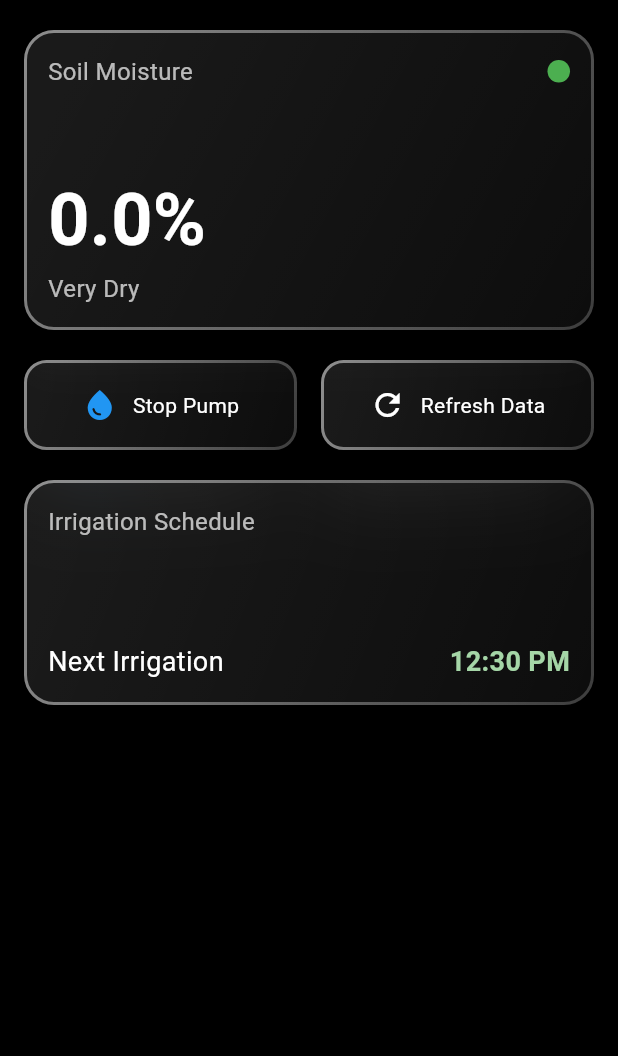
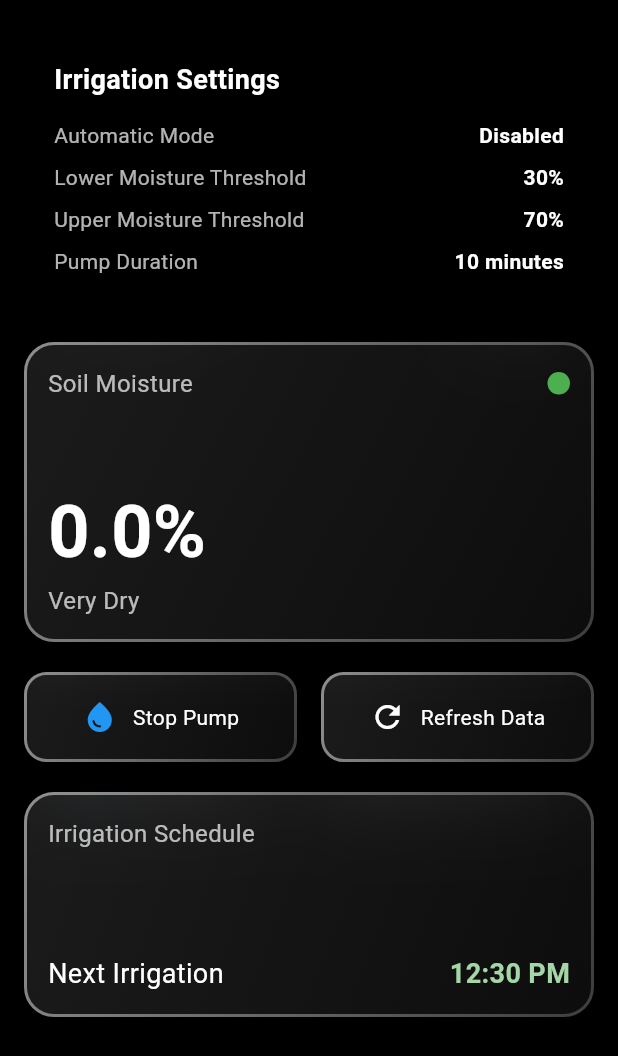
Before and after one commit to Kevin5621/iot_smart_irigation, a Flutter app: the screen it shows after launch, scrolled down 56 dp, after a tap on "Control Pump", on a phone screen of 412 x 824 dp. Shown: the top 1056 px of the screen. Run offline on Flutter 3.47's test engine with Material 3 defaults, Android fonts, the phone set to English and light mode, and no system bars; drawn by our look-alikes of glassmorphism; our stand-ins replace shared_preferences; missing offline and left inert: mqtt_client.

Commit message:
add - irrigation auto setting

```diff
--- a/mobile_app/lib/presentation/home/home.dart
+++ b/mobile_app/lib/presentation/home/home.dart
@@ -6,6 +6,8 @@ import 'package:smart_irigation/presentation/home/widgets/control_section.dart';
 import 'package:smart_irigation/presentation/home/widgets/moisture_sensor_card.dart';
 import 'package:smart_irigation/presentation/home/widgets/schedule_card.dart';
 import 'package:smart_irigation/service/iot_service.dart';
+import 'package:smart_irigation/service/irrigation_settings.dart';
+import 'package:smart_irigation/service/setting_service.dart';
 
 class HomePage extends StatefulWidget {
   const HomePage({super.key});
@@ -15,26 +17,62 @@ class HomePage extends StatefulWidget {
 }
 
 class _HomePageState extends State<HomePage> {
+  // Inisialisasi service-service yang dibutuhkan
   final IoTService _iotService = IoTService();
+  final IrrigationSettingsService _settingsService = IrrigationSettingsService();
+
   double _moistureLevel = 0.0;
+  late IrrigationSettings _irrigationSettings;
 
   @override
   void initState() {
     super.initState();
+
+    // Koneksi IoT service
     _iotService.connect();
+
+    // Muat pengaturan awal
+    _loadInitialSettings();
 
     // Listen to moisture level stream
     _iotService.moistureLevelStream.listen((level) {
       setState(() {
         _moistureLevel = level;
+
+        // Cek apakah perlu menyalakan pompa berdasarkan pengaturan
+        _checkAndControlPump(level);
       });
     });
 
     // Listen to pump status stream
     _iotService.pumpStatusStream.listen((status) {
       setState(() {
+        // Jika perlu update UI berdasarkan status pompa
       });
     });
+  }
+
+  Future<void> _loadInitialSettings() async {
+    final settings = await _settingsService.getSettings();
+    setState(() {
+      _irrigationSettings = settings;
+    });
+  }
+
+  void _checkAndControlPump(double currentMoistureLevel) {
+    // Logika otomatis menyalakan pompa
+    if (_irrigationSettings.automaticMode) {
+      if (currentMoistureLevel < _irrigationSettings.lowerThreshold) {
+        // Nyalakan pompa
+        _iotService.controlPump(
+          isOn: true,
+          duration: _irrigationSettings.pumpDuration
+        );
+      } else if (currentMoistureLevel > _irrigationSettings.upperThreshold) {
+        // Matikan pompa
+        _iotService.controlPump(isOn: false);
+      }
+    }
   }
 
   @override
@@ -55,11 +93,11 @@ class _HomePageState extends State<HomePage> {
         body: _HomePageBody(
           moistureLevel: _moistureLevel,
           iotService: _iotService,
+          settingsService: _settingsService,
         ),
       ),
     );
   }
-
 
   SliverAppBar _buildCustomAppBar(BuildContext context) {
     return SliverAppBar(
@@ -68,7 +106,7 @@ class _HomePageState extends State<HomePage> {
       backgroundColor: Colors.transparent,
       leading: IconButton(
         icon: const Icon(Icons.menu, color: Colors.white),
-        onPressed: () => _openScheduledWateringPage(context), // Updated method
+        onPressed: () => _openScheduledWateringPage(context),
       ),
       title: const Text(
         'Smart Irrigation',
@@ -94,7 +132,6 @@ class _HomePageState extends State<HomePage> {
           settings: PumpSettings(),
           onSettingsUpdated: (updatedSettings) {
             // Handle settings update if needed
-            // You might want to save these settings or update app state
           },
         ),
       ),
@@ -106,19 +143,45 @@ class _HomePageState extends State<HomePage> {
       context: context,
       isScrollControlled: true,
       backgroundColor: Colors.transparent,
-      builder: (context) => const SettingsBottomSheet(),
-    );
+      builder: (context) => SettingsBottomSheet(
+        settingsService: _settingsService
+      ),
+    ).then((_) {
+      _loadInitialSettings();
+    });
   }
 }
 
-class _HomePageBody extends StatelessWidget {
+class _HomePageBody extends StatefulWidget {
   final double moistureLevel;
   final IoTService iotService;
+  final IrrigationSettingsService settingsService;
 
   const _HomePageBody({
     required this.moistureLevel,
-    required this.iotService
+    required this.iotService,
+    required this.settingsService,
   });
+
+  @override
+  __HomePageBodyState createState() => __HomePageBodyState();
+}
+
+class __HomePageBodyState extends State<_HomePageBody> {
+  late IrrigationSettings _settings;
+
+  @override
+  void initState() {
+    super.initState();
+    _loadSettings();
+  }
+
+  Future<void> _loadSettings() async {
+    final settings = await widget.settingsService.getSettings();
+    setState(() {
+      _settings = settings;
+    });
+  }
 
   @override
   Widget build(BuildContext context) {
@@ -139,9 +202,47 @@ class _HomePageBody extends StatelessWidget {
           child: Column(
             crossAxisAlignment: CrossAxisAlignment.stretch,
             children: [
-              MoistureSensorCard(moistureLevel: moistureLevel),
+              // Kartu Informasi Pengaturan Irigasi
+              Card(
+                color: Colors.black54,
+                child: Padding(
+                  padding: const EdgeInsets.all(16.0),
+                  child: Column(
+                    crossAxisAlignment: CrossAxisAlignment.start,
+                    children: [
+                      Text(
+                        'Irrigation Settings',
+                        style: TextStyle(
+                          color: Colors.white,
+                          fontSize: 18,
+                          fontWeight: FontWeight.bold,
+                        ),
+                      ),
+                      SizedBox(height: 10),
+                      _buildSettingInfo(
+                        'Automatic Mode',
+                        _settings.automaticMode ? 'Enabled' : 'Disabled'
+                      ),
+                      _buildSettingInfo(
+                        'Lower Moisture Threshold',
+                        '${_settings.lowerThreshold.round()}%'
+                      ),
+                      _buildSettingInfo(
+                        'Upper Moisture Threshold',
+                        '${_settings.upperThreshold.round()}%'
+                      ),
+                      _buildSettingInfo(
+                        'Pump Duration',
+                        '${_settings.pumpDuration.round()} minutes'
+                      ),
+                    ],
+                  ),
+                ),
+              ),
               const SizedBox(height: 20),
-              BuildControlSection(iotService: iotService),
+              MoistureSensorCard(moistureLevel: widget.moistureLevel),
+              const SizedBox(height: 20),
+              BuildControlSection(iotService: widget.iotService),
               const SizedBox(height: 20),
               const ScheduleCard(),
             ],
@@ -150,4 +251,23 @@ class _HomePageBody extends StatelessWidget {
       ),
     );
   }
+
+  Widget _buildSettingInfo(String label, String value) {
+    return Padding(
+      padding: const EdgeInsets.symmetric(vertical: 4.0),
+      child: Row(
+        mainAxisAlignment: MainAxisAlignment.spaceBetween,
+        children: [
+          Text(
+            label,
+            style: TextStyle(color: Colors.white70),
+          ),
+          Text(
+            value,
+            style: TextStyle(color: Colors.white, fontWeight: FontWeight.bold),
+          ),
+        ],
+      ),
+    );
+  }
 }
--- a/mobile_app/lib/presentation/home/widgets/control_section.dart
+++ b/mobile_app/lib/presentation/home/widgets/control_section.dart
@@ -29,7 +29,7 @@ class _BuildControlSectionState extends State<BuildControlSection> {
               setState(() {
                 _isPumpOn = !_isPumpOn;
               });
-              widget.iotService.controlPump(_isPumpOn);
+              widget.iotService.controlPump(isOn: _isPumpOn);
               HapticFeedback.lightImpact();
             },
             child: Row(
--- a/mobile_app/lib/service/iot_service.dart
+++ b/mobile_app/lib/service/iot_service.dart
@@ -7,21 +7,31 @@ import 'dart:convert';
 class IoTService {
   final String _broker = 'broker.hivemq.com';
   final String _clientId = 'smart_irrigation_app';
-  late MqttServerClient _client;
+  late MqttClient _client;
 
   // Streams untuk menangani data dari sensor dan status pompa
   final _moistureLevelController = StreamController<double>.broadcast();
   final _pumpStatusController = StreamController<bool>.broadcast();
+  final _settingsController = StreamController<Map<String, dynamic>>.broadcast();
 
   Stream<double> get moistureLevelStream => _moistureLevelController.stream;
   Stream<bool> get pumpStatusStream => _pumpStatusController.stream;
+  Stream<Map<String, dynamic>> get settingsStream => _settingsController.stream;
+
+  // Default settings
+  Map<String, dynamic> _currentSettings = {
+    'automaticMode': true,
+    'lowerThreshold': 30.0,
+    'upperThreshold': 70.0,
+    'pumpDuration': 60.0
+  };
 
   IoTService() {
     _initializeMQTTClient();
   }
 
   void _initializeMQTTClient() {
-    _client = MqttServerClient(_broker, _clientId);
+    _client = MqttClient(_broker, _clientId);
     _client.logging(on: true);
     _client.keepAlivePeriod = 60;
     _client.onConnected = _onConnected;
@@ -40,14 +50,13 @@ class IoTService {
     try {
       await _client.connect();
 
-      // Subscribe ke topik moisture dan pump status
+      // Subscribe ke topik moisture, pump status, dan settings
       _client.subscribe('smart_irrigation/moisture', MqttQos.atMostOnce);
       _client.subscribe('smart_irrigation/pump_status', MqttQos.atMostOnce);
 
       _client.updates?.listen((List<MqttReceivedMessage> c) {
         final MqttPublishMessage message = c[0].payload as MqttPublishMessage;
 
-        // Decode payload dengan cara yang benar
         final String payload =
             const Utf8Decoder().convert(message.payload.message.toList());
 
@@ -66,9 +75,16 @@ class IoTService {
     }
   }
 
-  void controlPump(bool turnOn) {
+  void controlPump({required bool isOn, double? duration}) {
     final builder = MqttClientPayloadBuilder();
-    builder.addString(turnOn ? 'ON' : 'OFF');
+
+    final pumpControlMessage = {
+      'status': isOn ? 'ON' : 'OFF',
+      'duration': duration ?? 0.0
+    };
+
+    builder.addString(jsonEncode(pumpControlMessage));
+
     _client.publishMessage(
       'smart_irrigation/pump_control',
       MqttQos.atLeastOnce,
@@ -76,14 +92,34 @@ class IoTService {
     );
   }
 
-  void updatePumpSettings(Map<String, dynamic> settings) {
+  void updatePumpSettings({
+    bool? automaticMode,
+    double? lowerThreshold,
+    double? upperThreshold,
+    double? pumpDuration
+  }) {
+    // Update local settings
+    if (automaticMode != null) _currentSettings['automaticMode'] = automaticMode;
+    if (lowerThreshold != null) _currentSettings['lowerThreshold'] = lowerThreshold;
+    if (upperThreshold != null) _currentSettings['upperThreshold'] = upperThreshold;
+    if (pumpDuration != null) _currentSettings['pumpDuration'] = pumpDuration;
+
+    // Kirim ke perangkat IoT
     final builder = MqttClientPayloadBuilder();
-    builder.addString(jsonEncode(settings));
+    builder.addString(jsonEncode(_currentSettings));
     _client.publishMessage(
       'smart_irrigation/pump_settings',
       MqttQos.atLeastOnce,
       builder.payload!
     );
+
+    // Kirim update ke stream
+    _settingsController.add(_currentSettings);
+  }
+
+  // Method untuk mendapatkan settings saat ini
+  Map<String, dynamic> getCurrentSettings() {
+    return Map.from(_currentSettings);
   }
 
   void _onConnected() {
@@ -92,7 +128,6 @@ class IoTService {
 
   void _onDisconnected() {
     debugPrint('Disconnected from MQTT broker');
-    // Implementasi reconnect jika diperlukan
   }
 
   void _onSubscribed(String topic) {
@@ -103,5 +138,6 @@ class IoTService {
     _client.disconnect();
     _moistureLevelController.close();
     _pumpStatusController.close();
+    _settingsController.close();
   }
 }
--- /dev/null
+++ b/mobile_app/lib/service/irrigation_settings.dart
@@ -0,0 +1,13 @@
+class IrrigationSettings {
+  bool automaticMode;
+  double lowerThreshold;
+  double upperThreshold;
+  double pumpDuration;
+
+  IrrigationSettings({
+    this.automaticMode = false,
+    this.lowerThreshold = 30.0,
+    this.upperThreshold = 70.0,
+    this.pumpDuration = 10.0,
+  });
+}
--- /dev/null
+++ b/mobile_app/lib/service/setting_service.dart
@@ -0,0 +1,58 @@
+import 'package:shared_preferences/shared_preferences.dart';
+import 'package:smart_irigation/service/irrigation_settings.dart';
+
+class IrrigationSettingsService {
+  static const String _automaticModeKey = 'automatic_mode';
+  static const String _lowerThresholdKey = 'lower_threshold';
+  static const String _upperThresholdKey = 'upper_threshold';
+  static const String _pumpDurationKey = 'pump_duration';
+
+  Future<void> saveAutomaticMode(bool isEnabled) async {
+    final prefs = await SharedPreferences.getInstance();
+    await prefs.setBool(_automaticModeKey, isEnabled);
+  }
+
+  Future<bool> getAutomaticMode() async {
+    final prefs = await SharedPreferences.getInstance();
+    return prefs.getBool(_automaticModeKey) ?? false;
+  }
+
+  Future<void> saveLowerThreshold(double threshold) async {
+    final prefs = await SharedPreferences.getInstance();
+    await prefs.setDouble(_lowerThresholdKey, threshold);
+  }
+
+  Future<double> getLowerThreshold() async {
+    final prefs = await SharedPreferences.getInstance();
+    return prefs.getDouble(_lowerThresholdKey) ?? 30.0;
+  }
+
+  Future<void> saveUpperThreshold(double threshold) async {
+    final prefs = await SharedPreferences.getInstance();
+    await prefs.setDouble(_upperThresholdKey, threshold);
+  }
+
+  Future<double> getUpperThreshold() async {
+    final prefs = await SharedPreferences.getInstance();
+    return prefs.getDouble(_upperThresholdKey) ?? 70.0;
+  }
+
+  Future<void> savePumpDuration(double duration) async {
+    final prefs = await SharedPreferences.getInstance();
+    await prefs.setDouble(_pumpDurationKey, duration);
+  }
+
+  Future<double> getPumpDuration() async {
+    final prefs = await SharedPreferences.getInstance();
+    return prefs.getDouble(_pumpDurationKey) ?? 10.0;
+  }
+
+  Future<IrrigationSettings> getSettings() async {
+    return IrrigationSettings(
+      automaticMode: await getAutomaticMode(),
+      lowerThreshold: await getLowerThreshold(),
+      upperThreshold: await getUpperThreshold(),
+      pumpDuration: await getPumpDuration(),
+    );
+  }
+}
```
Also changed, not shown: mobile_app/lib/presentation/home/widgets/setting.dart (+103 -26 lines).
